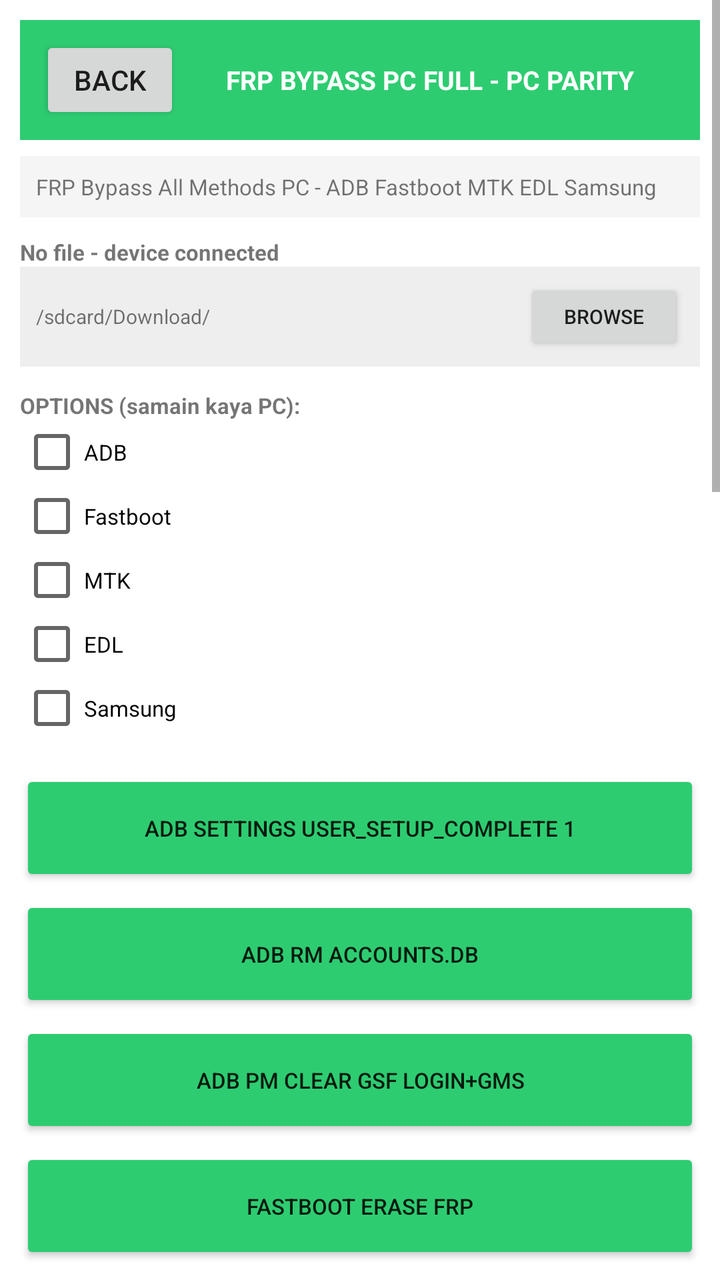
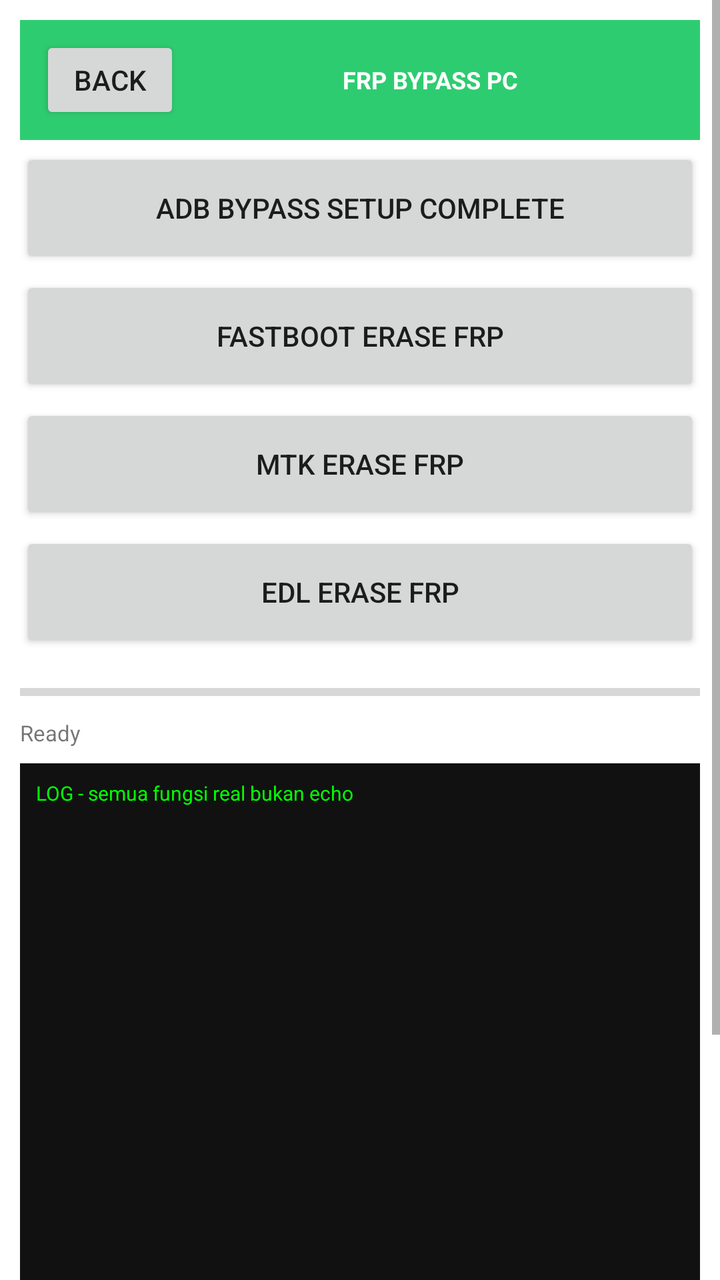

Compare the two renders of this Android layout. The source of the first and the diff that turns it into the second are given below.
<!-- AndroidManifest.xml: application theme Theme.OTGFlasher -->
<!-- res/layout/activity_frp.xml -->
<?xml version="1.0" encoding="utf-8"?>
<ScrollView xmlns:android="http://schemas.android.com/apk/res/android" android:layout_width="match_parent" android:layout_height="match_parent" android:background="#FFFFFF">
<LinearLayout android:orientation="vertical" android:layout_width="match_parent" android:layout_height="wrap_content" android:padding="10dp">
<LinearLayout android:orientation="horizontal" android:layout_width="match_parent" android:layout_height="60dp" android:background="#2ECC71" android:gravity="center_vertical" android:padding="10dp"><Button android:id="@+id/btnBack" android:text="BACK" android:layout_width="70dp" android:layout_height="44dp"/><TextView android:text="FRP BYPASS PC FULL - PC PARITY" android:textSize="13sp" android:textStyle="bold" android:textColor="#FFFFFF" android:layout_width="0dp" android:layout_weight="1" android:layout_height="wrap_content" android:gravity="center"/></LinearLayout>
<TextView android:text="FRP Bypass All Methods PC - ADB Fastboot MTK EDL Samsung" android:textSize="11sp" android:background="#F5F5F5" android:padding="8dp" android:layout_width="match_parent" android:layout_height="wrap_content" android:layout_marginTop="8dp"/>
<TextView android:text="No file - device connected" android:textSize="11sp" android:textStyle="bold" android:layout_width="match_parent" android:layout_height="wrap_content" android:layout_marginTop="10dp"/><LinearLayout android:orientation="horizontal" android:layout_width="match_parent" android:layout_height="50dp" android:background="#EEEEEE" android:gravity="center_vertical" android:padding="8dp"><TextView android:id="@+id/txt_No_file_-_device_connected" android:text="/sdcard/Download/" android:textSize="10sp" android:layout_width="0dp" android:layout_weight="1" android:layout_height="wrap_content"/><Button android:id="@+id/btn_No_file_-_device_connected" android:text="BROWSE" android:layout_width="80dp" android:layout_height="38dp" android:textSize="10sp"/></LinearLayout>

<TextView android:text="OPTIONS (samain kaya PC):" android:textSize="11sp" android:textStyle="bold" android:layout_width="match_parent" android:layout_height="wrap_content" android:layout_marginTop="12dp"/>
<CheckBox android:id="@+id/cb_ADB" android:text="ADB" android:layout_width="match_parent" android:layout_height="wrap_content" android:textSize="11sp"/>
<CheckBox android:id="@+id/cb_Fastboot" android:text="Fastboot" android:layout_width="match_parent" android:layout_height="wrap_content" android:textSize="11sp"/>
<CheckBox android:id="@+id/cb_MTK" android:text="MTK" android:layout_width="match_parent" android:layout_height="wrap_content" android:textSize="11sp"/>
<CheckBox android:id="@+id/cb_EDL" android:text="EDL" android:layout_width="match_parent" android:layout_height="wrap_content" android:textSize="11sp"/>
<CheckBox android:id="@+id/cb_Samsung" android:text="Samsung" android:layout_width="match_parent" android:layout_height="wrap_content" android:textSize="11sp"/>

<LinearLayout android:orientation="vertical" android:layout_width="match_parent" android:layout_height="wrap_content" android:layout_marginTop="10dp">
<Button android:id="@+id/btn_ADB_settings_user_setup_complete_1" android:text="ADB settings user_setup_complete 1" android:layout_width="match_parent" android:layout_height="58dp" android:textSize="11sp" android:layout_marginTop="5dp" android:backgroundTint="#2ECC71"/>
<Button android:id="@+id/btn_ADB_rm_accounts.db" android:text="ADB rm accounts.db" android:layout_width="match_parent" android:layout_height="58dp" android:textSize="11sp" android:layout_marginTop="5dp" android:backgroundTint="#2ECC71"/>
<Button android:id="@+id/btn_ADB_pm_clear_gsf_login_gms" android:text="ADB pm clear gsf login+gms" android:layout_width="match_parent" android:layout_height="58dp" android:textSize="11sp" android:layout_marginTop="5dp" android:backgroundTint="#2ECC71"/>
<Button android:id="@+id/btn_FASTBOOT_erase_frp" android:text="FASTBOOT erase frp" android:layout_width="match_parent" android:layout_height="58dp" android:textSize="11sp" android:layout_marginTop="5dp" android:backgroundTint="#2ECC71"/>
<Button android:id="@+id/btn_FASTBOOT_erase_config" android:text="FASTBOOT erase config" android:layout_width="match_parent" android:layout_height="58dp" android:textSize="11sp" android:layout_marginTop="5dp" android:backgroundTint="#2ECC71"/>
<Button android:id="@+id/btn_FASTBOOT_erase_persist" android:text="FASTBOOT erase persist" android:layout_width="match_parent" android:layout_height="58dp" android:textSize="11sp" android:layout_marginTop="5dp" android:backgroundTint="#2ECC71"/>
<Button android:id="@+id/btn_FASTBOOT_erase_frp_config_persist" android:text="FASTBOOT erase frp+config+persist" android:layout_width="match_parent" android:layout_height="58dp" android:textSize="11sp" android:layout_marginTop="5dp" android:backgroundTint="#2ECC71"/>
<Button android:id="@+id/btn_MTK_erase_frp_nvram_nvdata" android:text="MTK erase frp+nvram+nvdata" android:layout_width="match_parent" android:layout_height="58dp" android:textSize="11sp" android:layout_marginTop="5dp" android:backgroundTint="#2ECC71"/>
<Button android:id="@+id/btn_EDL_erase_frp" android:text="EDL erase frp" android:layout_width="match_parent" android:layout_height="58dp" android:textSize="11sp" android:layout_marginTop="5dp" android:backgroundTint="#2ECC71"/>
<Button android:id="@+id/btn_SAMSUNG_Talkback_bypass" android:text="SAMSUNG Talkback bypass" android:layout_width="match_parent" android:layout_height="58dp" android:textSize="11sp" android:layout_marginTop="5dp" android:backgroundTint="#2ECC71"/>
<Button android:id="@+id/btn_SAMSUNG_YouTube_bypass" android:text="SAMSUNG YouTube bypass" android:layout_width="match_parent" android:layout_height="58dp" android:textSize="11sp" android:layout_marginTop="5dp" android:backgroundTint="#2ECC71"/>
<Button android:id="@+id/btn_UNIVERSAL_FRP_am_start_google" android:text="UNIVERSAL FRP am start google" android:layout_width="match_parent" android:layout_height="58dp" android:textSize="11sp" android:layout_marginTop="5dp" android:backgroundTint="#2ECC71"/>
<Button android:id="@+id/btn_RESET_FRP" android:text="RESET FRP" android:layout_width="match_parent" android:layout_height="58dp" android:textSize="11sp" android:layout_marginTop="5dp" android:backgroundTint="#2ECC71"/>

</LinearLayout>
<ProgressBar android:id="@+id/progressBar" style="?android:attr/progressBarStyleHorizontal" android:layout_width="match_parent" android:layout_height="16dp" android:max="100" android:layout_marginTop="12dp"/>
<TextView android:id="@+id/txtDetail" android:text="Ready PC Parity" android:textSize="11sp" android:layout_width="match_parent" android:layout_height="wrap_content" android:layout_marginTop="5dp"/>
<TextView android:id="@+id/logView" android:text="LOG FRP BYPASS PC FULL PC PARITY - semua fungsi jalan" android:textSize="10sp" android:background="#111111" android:textColor="#00FF00" android:padding="8dp" android:layout_width="match_parent" android:layout_height="400dp" android:layout_marginTop="8dp"/>
</LinearLayout></ScrollView>
<!-- resources referenced by this layout -->
<resources>
  <style name="Theme.OTGFlasher" parent="android:Theme.Material.Light.NoActionBar" />
</resources>

<!-- the commit's change to res/layout/activity_frp.xml (unified diff, before → after) -->
@@ -1,34 +1,12 @@
 <?xml version="1.0" encoding="utf-8"?>
 <ScrollView xmlns:android="http://schemas.android.com/apk/res/android" android:layout_width="match_parent" android:layout_height="match_parent" android:background="#FFFFFF">
 <LinearLayout android:orientation="vertical" android:layout_width="match_parent" android:layout_height="wrap_content" android:padding="10dp">
-<LinearLayout android:orientation="horizontal" android:layout_width="match_parent" android:layout_height="60dp" android:background="#2ECC71" android:gravity="center_vertical" android:padding="10dp"><Button android:id="@+id/btnBack" android:text="BACK" android:layout_width="70dp" android:layout_height="44dp"/><TextView android:text="FRP BYPASS PC FULL - PC PARITY" android:textSize="13sp" android:textStyle="bold" android:textColor="#FFFFFF" android:layout_width="0dp" android:layout_weight="1" android:layout_height="wrap_content" android:gravity="center"/></LinearLayout>
-<TextView android:text="FRP Bypass All Methods PC - ADB Fastboot MTK EDL Samsung" android:textSize="11sp" android:background="#F5F5F5" android:padding="8dp" android:layout_width="match_parent" android:layout_height="wrap_content" android:layout_marginTop="8dp"/>
-<TextView android:text="No file - device connected" android:textSize="11sp" android:textStyle="bold" android:layout_width="match_parent" android:layout_height="wrap_content" android:layout_marginTop="10dp"/><LinearLayout android:orientation="horizontal" android:layout_width="match_parent" android:layout_height="50dp" android:background="#EEEEEE" android:gravity="center_vertical" android:padding="8dp"><TextView android:id="@+id/txt_No_file_-_device_connected" android:text="/sdcard/Download/" android:textSize="10sp" android:layout_width="0dp" android:layout_weight="1" android:layout_height="wrap_content"/><Button android:id="@+id/btn_No_file_-_device_connected" android:text="BROWSE" android:layout_width="80dp" android:layout_height="38dp" android:textSize="10sp"/></LinearLayout>
-
-<TextView android:text="OPTIONS (samain kaya PC):" android:textSize="11sp" android:textStyle="bold" android:layout_width="match_parent" android:layout_height="wrap_content" android:layout_marginTop="12dp"/>
-<CheckBox android:id="@+id/cb_ADB" android:text="ADB" android:layout_width="match_parent" android:layout_height="wrap_content" android:textSize="11sp"/>
-<CheckBox android:id="@+id/cb_Fastboot" android:text="Fastboot" android:layout_width="match_parent" android:layout_height="wrap_content" android:textSize="11sp"/>
-<CheckBox android:id="@+id/cb_MTK" android:text="MTK" android:layout_width="match_parent" android:layout_height="wrap_content" android:textSize="11sp"/>
-<CheckBox android:id="@+id/cb_EDL" android:text="EDL" android:layout_width="match_parent" android:layout_height="wrap_content" android:textSize="11sp"/>
-<CheckBox android:id="@+id/cb_Samsung" android:text="Samsung" android:layout_width="match_parent" android:layout_height="wrap_content" android:textSize="11sp"/>
-
-<LinearLayout android:orientation="vertical" android:layout_width="match_parent" android:layout_height="wrap_content" android:layout_marginTop="10dp">
-<Button android:id="@+id/btn_ADB_settings_user_setup_complete_1" android:text="ADB settings user_setup_complete 1" android:layout_width="match_parent" android:layout_height="58dp" android:textSize="11sp" android:layout_marginTop="5dp" android:backgroundTint="#2ECC71"/>
-<Button android:id="@+id/btn_ADB_rm_accounts.db" android:text="ADB rm accounts.db" android:layout_width="match_parent" android:layout_height="58dp" android:textSize="11sp" android:layout_marginTop="5dp" android:backgroundTint="#2ECC71"/>
-<Button android:id="@+id/btn_ADB_pm_clear_gsf_login_gms" android:text="ADB pm clear gsf login+gms" android:layout_width="match_parent" android:layout_height="58dp" android:textSize="11sp" android:layout_marginTop="5dp" android:backgroundTint="#2ECC71"/>
-<Button android:id="@+id/btn_FASTBOOT_erase_frp" android:text="FASTBOOT erase frp" android:layout_width="match_parent" android:layout_height="58dp" android:textSize="11sp" android:layout_marginTop="5dp" android:backgroundTint="#2ECC71"/>
-<Button android:id="@+id/btn_FASTBOOT_erase_config" android:text="FASTBOOT erase config" android:layout_width="match_parent" android:layout_height="58dp" android:textSize="11sp" android:layout_marginTop="5dp" android:backgroundTint="#2ECC71"/>
-<Button android:id="@+id/btn_FASTBOOT_erase_persist" android:text="FASTBOOT erase persist" android:layout_width="match_parent" android:layout_height="58dp" android:textSize="11sp" android:layout_marginTop="5dp" android:backgroundTint="#2ECC71"/>
-<Button android:id="@+id/btn_FASTBOOT_erase_frp_config_persist" android:text="FASTBOOT erase frp+config+persist" android:layout_width="match_parent" android:layout_height="58dp" android:textSize="11sp" android:layout_marginTop="5dp" android:backgroundTint="#2ECC71"/>
-<Button android:id="@+id/btn_MTK_erase_frp_nvram_nvdata" android:text="MTK erase frp+nvram+nvdata" android:layout_width="match_parent" android:layout_height="58dp" android:textSize="11sp" android:layout_marginTop="5dp" android:backgroundTint="#2ECC71"/>
-<Button android:id="@+id/btn_EDL_erase_frp" android:text="EDL erase frp" android:layout_width="match_parent" android:layout_height="58dp" android:textSize="11sp" android:layout_marginTop="5dp" android:backgroundTint="#2ECC71"/>
-<Button android:id="@+id/btn_SAMSUNG_Talkback_bypass" android:text="SAMSUNG Talkback bypass" android:layout_width="match_parent" android:layout_height="58dp" android:textSize="11sp" android:layout_marginTop="5dp" android:backgroundTint="#2ECC71"/>
-<Button android:id="@+id/btn_SAMSUNG_YouTube_bypass" android:text="SAMSUNG YouTube bypass" android:layout_width="match_parent" android:layout_height="58dp" android:textSize="11sp" android:layout_marginTop="5dp" android:backgroundTint="#2ECC71"/>
-<Button android:id="@+id/btn_UNIVERSAL_FRP_am_start_google" android:text="UNIVERSAL FRP am start google" android:layout_width="match_parent" android:layout_height="58dp" android:textSize="11sp" android:layout_marginTop="5dp" android:backgroundTint="#2ECC71"/>
-<Button android:id="@+id/btn_RESET_FRP" android:text="RESET FRP" android:layout_width="match_parent" android:layout_height="58dp" android:textSize="11sp" android:layout_marginTop="5dp" android:backgroundTint="#2ECC71"/>
-
-</LinearLayout>
-<ProgressBar android:id="@+id/progressBar" style="?android:attr/progressBarStyleHorizontal" android:layout_width="match_parent" android:layout_height="16dp" android:max="100" android:layout_marginTop="12dp"/>
-<TextView android:id="@+id/txtDetail" android:text="Ready PC Parity" android:textSize="11sp" android:layout_width="match_parent" android:layout_height="wrap_content" android:layout_marginTop="5dp"/>
-<TextView android:id="@+id/logView" android:text="LOG FRP BYPASS PC FULL PC PARITY - semua fungsi jalan" android:textSize="10sp" android:background="#111111" android:textColor="#00FF00" android:padding="8dp" android:layout_width="match_parent" android:layout_height="400dp" android:layout_marginTop="8dp"/>
+<LinearLayout android:orientation="horizontal" android:layout_width="match_parent" android:layout_height="60dp" android:background="#2ECC71" android:gravity="center_vertical" android:padding="10dp"><Button android:id="@+id/btn_back" android:text="BACK" android:layout_width="70dp" android:layout_height="44dp"/><TextView android:text="FRP BYPASS PC" android:textSize="12sp" android:textStyle="bold" android:textColor="#FFFFFF" android:layout_width="0dp" android:layout_weight="1" android:layout_height="wrap_content" android:gravity="center"/></LinearLayout>
+<Button android:id="@+id/btn_adb_bypass_setup_complete_0" android:text="ADB bypass setup complete" android:layout_width="match_parent" android:layout_height="60dp" android:layout_marginTop="4dp"/>
+<Button android:id="@+id/btn_fastboot_erase_frp_1" android:text="FASTBOOT erase frp" android:layout_width="match_parent" android:layout_height="60dp" android:layout_marginTop="4dp"/>
+<Button android:id="@+id/btn_mtk_erase_frp_2" android:text="MTK erase frp" android:layout_width="match_parent" android:layout_height="60dp" android:layout_marginTop="4dp"/>
+<Button android:id="@+id/btn_edl_erase_frp_3" android:text="EDL erase frp" android:layout_width="match_parent" android:layout_height="60dp" android:layout_marginTop="4dp"/>
+<ProgressBar android:id="@+id/progress_bar" style="?android:attr/progressBarStyleHorizontal" android:layout_width="match_parent" android:layout_height="16dp" android:max="100" android:layout_marginTop="12dp"/>
+<TextView android:id="@+id/txt_detail" android:text="Ready" android:textSize="11sp" android:layout_width="match_parent" android:layout_height="wrap_content" android:layout_marginTop="5dp"/>
+<TextView android:id="@+id/log_view" android:text="LOG - semua fungsi real bukan echo" android:textSize="10sp" android:background="#111111" android:textColor="#00FF00" android:padding="8dp" android:layout_width="match_parent" android:layout_height="400dp" android:layout_marginTop="8dp"/>
 </LinearLayout></ScrollView>
